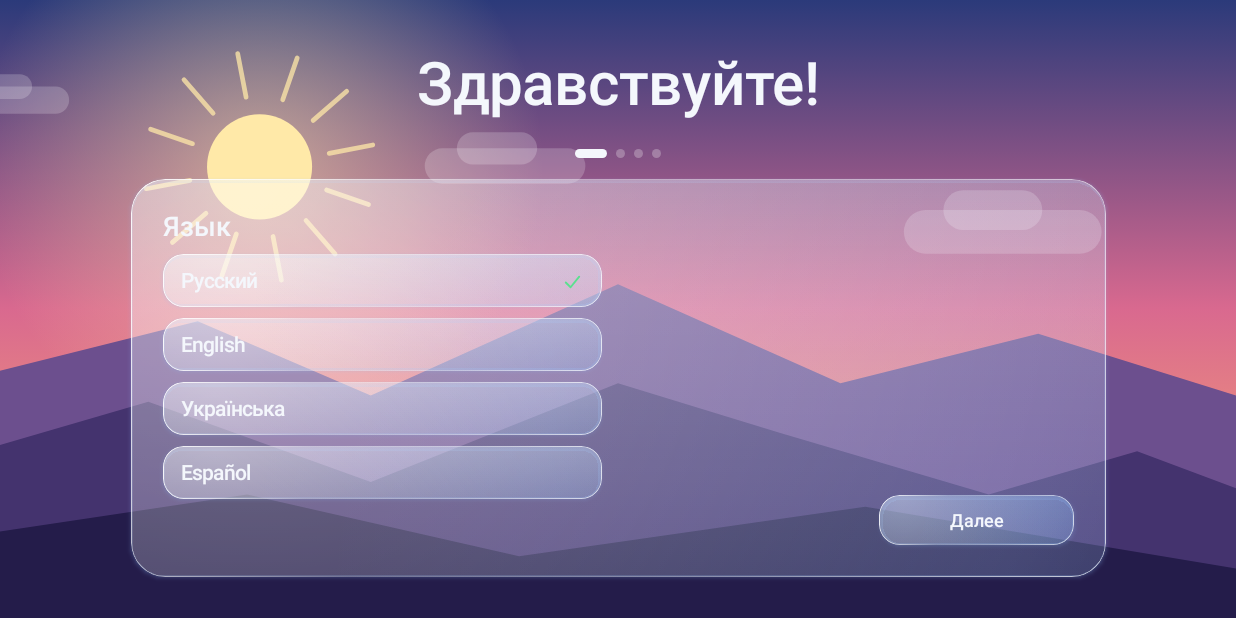
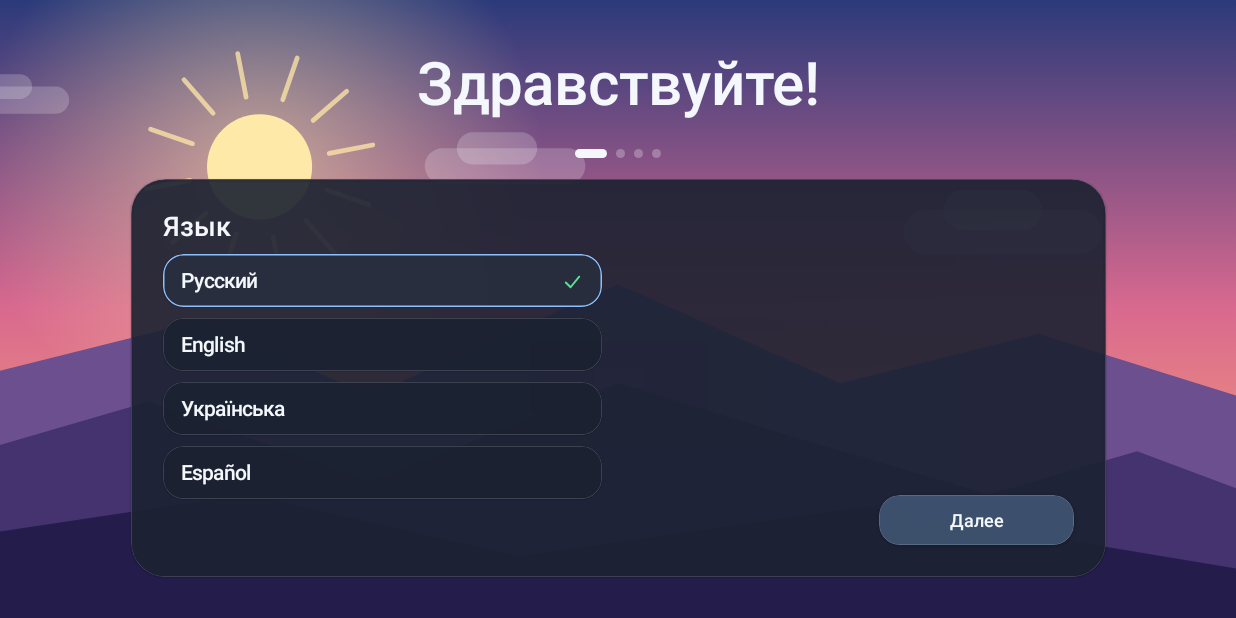
Before and after one commit to 43l0v3k/tv_launcher, an Android app built with Jetpack Compose: the screen it shows after launch (MainActivity), on a phone screen of 824 x 412 dp (held sideways). Run offline under Robolectric (Android 15) with nearby library versions, the phone set to English and light mode, and no system bars.

```diff
--- a/app/src/main/java/ru/svoe/tv/Data.kt
+++ b/app/src/main/java/ru/svoe/tv/Data.kt
@@ -41,6 +41,13 @@ class Prefs(ctx: Context) {
     var playlistUrl: String
         get() = p.getString("playlist_url", "") ?: ""
         set(v) { p.edit().putString("playlist_url", v).apply() }
+
+    /** Обои: auto | morning | day | evening | night */
+    var wallpaper: String
+        get() = p.getString("wallpaper", "auto") ?: "auto"
+        set(v) { p.edit().putString("wallpaper", v).apply() }
+
+    fun resetPairCode() { p.edit().remove("pair_code").apply() }
 
     /** Стартовый набор закрепов уже выставлялся (чтобы не возвращать его после ручной очистки) */
     var autopinned: Boolean
--- a/app/src/main/java/ru/svoe/tv/MainActivity.kt
+++ b/app/src/main/java/ru/svoe/tv/MainActivity.kt
@@ -60,6 +60,7 @@ class MainActivity : ComponentActivity() {
         super.onCreate(savedInstanceState)
         prefs = Prefs(this)
         L.lang = prefs.lang
+        Look.wallpaper = prefs.wallpaper
         locked.value = prefs.hasPin && prefs.onboarded
         registerReceiver(screenOff, IntentFilter(Intent.ACTION_SCREEN_OFF))
 
@@ -142,12 +143,20 @@ fun Root(act: MainActivity, prefs: Prefs) {
             delay(60_000)
         }
     }
+    LaunchedEffect(Look.redo) { if (Look.redo > 0) onboarded = false }
     val locked = act.locked.value
+    val wpHour = when (Look.wallpaper) {
+        "morning" -> 8
+        "day" -> 13
+        "evening" -> 19
+        "night" -> 23
+        else -> hour
+    }
 
     BoxWithConstraints(Modifier.fillMaxSize().background(Color.Black)) {
         val scale = min(maxWidth.value / 960f, maxHeight.value / 540f).coerceIn(0.5f, 4f)
         CompositionLocalProvider(LocalScale provides scale) {
-            Wallpaper(hour)
+            Wallpaper(wpHour)
             val stage = when {
                 !onboarded -> 0
                 locked -> 1
--- a/app/src/main/java/ru/svoe/tv/Onboarding.kt
+++ b/app/src/main/java/ru/svoe/tv/Onboarding.kt
@@ -62,7 +62,7 @@ import java.util.Locale
 /** Ссылка на APK приложения для телефона (его собирает тот же GitHub Actions). */
 const val PHONE_APK_URL = "https://github.com/43l0v3k/tv_launcher/releases/download/latest/svoe-phone.apk"
 
-private fun requestDiscoverable(ctx: Context) {
+fun requestDiscoverable(ctx: Context) {
     runCatching {
         ctx.startActivity(
             Intent(BluetoothAdapter.ACTION_REQUEST_DISCOVERABLE)
--- a/app/src/main/java/ru/svoe/tv/Overlays.kt
+++ b/app/src/main/java/ru/svoe/tv/Overlays.kt
@@ -532,14 +532,14 @@ fun VolumeSlider() {
 }
 
 @Composable
-fun ControlPanel(act: MainActivity, onClose: () -> Unit, onLock: () -> Unit) {
+fun ControlPanel(act: MainActivity, onClose: () -> Unit, onLock: () -> Unit, onSettings: () -> Unit) {
     fun sys(action: String): () -> Unit = { act.open(Intent(action)); onClose() }
     val tiles: List<Triple<String, String, () -> Unit>> = listOf(
         Triple("wifi", "Wi-Fi", sys(android.provider.Settings.ACTION_WIFI_SETTINGS)),
         Triple("bt", "Bluetooth", sys(android.provider.Settings.ACTION_BLUETOOTH_SETTINGS)),
         Triple("tv", tr("qs_display"), sys(android.provider.Settings.ACTION_DISPLAY_SETTINGS)),
         Triple("sound", tr("qs_sound"), sys(android.provider.Settings.ACTION_SOUND_SETTINGS)),
-        Triple("gear", tr("qs_settings"), sys(android.provider.Settings.ACTION_SETTINGS)),
+        Triple("gear", tr("qs_settings"), { onClose(); onSettings() }),
         Triple("lock", tr("qs_lock"), { onClose(); onLock() }),
     )
     Overlay(onClose, align = Alignment.TopEnd, scrim = 0.35f, origin = TransformOrigin(1f, 0f)) {
--- a/app/src/main/java/ru/svoe/tv/Strings.kt
+++ b/app/src/main/java/ru/svoe/tv/Strings.kt
@@ -84,6 +84,28 @@ private val S: Map<String, List<String>> = mapOf(
     "city_fail" to listOf("Город не найден", "City not found", "Місто не знайдено", "Ciudad no encontrada"),
     "save" to listOf("Сохранить", "Save", "Зберегти", "Guardar"),
     "back" to listOf("Назад", "Back", "Назад", "Atrás"),
+    "set_phone" to listOf("Телефон", "Phone", "Телефон", "Teléfono"),
+    "phone_relink_hint" to listOf("Отсканируй QR в приложении на телефоне или введи код", "Scan the QR in the phone app or enter the code", "Скануй QR у застосунку на телефоні або введи код", "Escanea el QR en la app del teléfono o introduce el código"),
+    "phone_visible" to listOf("Сделать ТВ видимым по Bluetooth", "Make TV visible over Bluetooth", "Зробити ТБ видимим по Bluetooth", "Hacer visible el TV por Bluetooth"),
+    "phone_newcode" to listOf("Новый код привязки", "New pairing code", "Новий код прив'язки", "Nuevo código de vinculación"),
+    "set_look" to listOf("Оформление", "Appearance", "Оформлення", "Apariencia"),
+    "wp_auto" to listOf("Авто: по времени суток", "Auto: by time of day", "Авто: за часом доби", "Auto: según la hora"),
+    "wp_morning" to listOf("Утро", "Morning", "Ранок", "Mañana"),
+    "wp_day" to listOf("День", "Day", "День", "Día"),
+    "wp_evening" to listOf("Вечер", "Evening", "Вечір", "Tarde"),
+    "wp_night" to listOf("Ночь", "Night", "Ніч", "Noche"),
+    "lock_on" to listOf("Пароль включён", "Password is on", "Пароль увімкнено", "Contraseña activada"),
+    "lock_off" to listOf("Пароль не задан", "No password set", "Пароль не задано", "Sin contraseña"),
+    "lock_change" to listOf("Изменить пароль", "Change password", "Змінити пароль", "Cambiar contraseña"),
+    "lock_remove" to listOf("Убрать пароль", "Remove password", "Прибрати пароль", "Quitar contraseña"),
+    "lock_enable" to listOf("Включить пароль", "Turn on password", "Увімкнути пароль", "Activar contraseña"),
+    "lock_now" to listOf("Заблокировать сейчас", "Lock now", "Заблокувати зараз", "Bloquear ahora"),
+    "set_system" to listOf("Система", "System", "Система", "Sistema"),
+    "sys_apps" to listOf("Приложения Android", "Android apps", "Застосунки Android", "Apps de Android"),
+    "sys_home" to listOf("Домашний экран по умолчанию", "Default home screen", "Головний екран за замовчуванням", "Pantalla de inicio predeterminada"),
+    "sys_all" to listOf("Все настройки Android", "All Android settings", "Усі налаштування Android", "Todos los ajustes de Android"),
+    "set_about" to listOf("О программе", "About", "Про програму", "Acerca de"),
+    "redo_setup" to listOf("Пройти первичную настройку заново", "Run first-time setup again", "Пройти початкове налаштування знову", "Repetir la configuración inicial"),
     "weather" to listOf("Погода", "Weather", "Погода", "Clima"),
     "web_search" to listOf("Искать в интернете", "Search the web", "Шукати в інтернеті", "Buscar en la web"),
     "from_tv" to listOf("Данные с телевизора", "Data from the TV", "Дані з телевізора", "Datos del televisor"),
--- a/app/src/main/java/ru/svoe/tv/Ui.kt
+++ b/app/src/main/java/ru/svoe/tv/Ui.kt
@@ -132,84 +132,28 @@ fun Modifier.enter(index: Int, key: Any? = null): Modifier {
     }
 }
 
-// ---------------------------------------------------------------- Liquid glass
+// ---------------------------------------------------------------- Плоские карточки
+
+private val CardBase = Color(0xE61B2231)
+
+/** Обычная тёмная карточка без стекла: заливка, тонкая рамка, при фокусе светлее и с белой рамкой. */
+fun Modifier.flatSurface(shape: Shape, glow: Float, selected: Boolean = false, tint: Color = Color.White): Modifier =
+    drawBehind {
+        val outline = shape.createOutline(size, layoutDirection, this)
+        val base = if (tint == Color.White) CardBase else androidx.compose.ui.graphics.lerp(CardBase, tint, 0.35f)
+        val lift = 0.10f * glow + (if (selected) 0.07f else 0f)
+        drawOutline(outline, androidx.compose.ui.graphics.lerp(base, Color.White, lift))
+        val ring = when {
+            glow > 0f -> Color.White.copy(alpha = glow)
+            selected -> Accent
+            else -> Color(0x33FFFFFF)
+        }
+        drawOutline(outline, ring, style = Stroke(width = (if (glow > 0f || selected) 2.dp else 1.dp).toPx()))
+    }
 
 /**
- * «Жидкое стекло»: полупрозрачная заливка, блик в углу, яркая кромка-градиент.
- * Настоящего размытия фона нет (на Android 11 его нельзя сделать), поэтому стекло имитируется слоями.
- */
-fun Modifier.glassSurface(shape: Shape, glow: Float, selected: Boolean = false, tint: Color = Color.White): Modifier =
-    drawBehind {
-        val outline = shape.createOutline(size, layoutDirection, this)
-        val sel = if (selected) 0.12f else 0f
-        drawOutline(
-            outline,
-            Brush.verticalGradient(
-                listOf(tint.copy(alpha = 0.24f + 0.12f * glow + sel), tint.copy(alpha = 0.07f + 0.09f * glow + sel)),
-            ),
-        )
-        // блик
-        drawOutline(
-            outline,
-            Brush.radialGradient(
-                listOf(Color.White.copy(alpha = 0.30f + 0.12f * glow), Color.Transparent),
-                center = Offset(size.width * 0.12f, 0f),
-                radius = size.maxDimension * 0.95f,
-            ),
-        )
-        // нижний отсвет
-        drawOutline(
-            outline,
-            Brush.radialGradient(
-                listOf(Accent.copy(alpha = 0.16f + 0.14f * glow), Color.Transparent),
-                center = Offset(size.width * 0.9f, size.height),
-                radius = size.maxDimension * 0.7f,
-            ),
-        )
-        // кромка
-        drawOutline(
-            outline,
-            Brush.linearGradient(
-                listOf(
-                    Color.White.copy(alpha = 0.90f),
-                    Color.White.copy(alpha = 0.10f),
-                    Color.White.copy(alpha = 0.30f),
-                    Color.White.copy(alpha = 0.70f),
-                ),
-                start = Offset.Zero,
-                end = Offset(size.width, size.height),
-            ),
-            style = Stroke(width = 1.3.dp.toPx() + 1.3.dp.toPx() * glow),
-        )
-    }
-
-/** Бегущий блик по сфокусированной карточке. */
-@Composable
-fun BoxScope.Shine() {
-    val tr = rememberInfiniteTransition(label = "shine")
-    val x by tr.animateFloat(
-        initialValue = -0.5f,
-        targetValue = 1.5f,
-        animationSpec = infiniteRepeatable(tween(1700, delayMillis = 500, easing = LinearEasing)),
-        label = "x",
-    )
-    Canvas(Modifier.matchParentSize()) {
-        val w = size.width
-        val band = w * 0.45f
-        val cx = w * x
-        drawRect(
-            Brush.linearGradient(
-                listOf(Color.Transparent, Color.White.copy(alpha = 0.30f), Color.Transparent),
-                start = Offset(cx - band, 0f),
-                end = Offset(cx + band, size.height * 0.7f),
-            ),
-        )
-    }
-}
-
-/**
- * Основная карточка лаунчера. Без onClick — просто стеклянная панель, с onClick — фокусируется с пульта.
- * При фокусе: пружинное увеличение, свечение, бегущий блик.
+ * Основная карточка лаунчера. Без onClick — просто панель, с onClick — фокусируется с пульта.
+ * При фокусе: пружинное увеличение и белая рамка.
  */
 @OptIn(ExperimentalFoundationApi::class)
 @Composable
@@ -223,6 +167,7 @@ fun GlassCard(
     focusScale: Float = 1.07f,
     tint: Color = Color.White,
     contentAlignment: Alignment = Alignment.Center,
+    onFocus: ((Boolean) -> Unit)? = null,
     content: @Composable BoxScope.() -> Unit,
 ) {
     var focused by remember { mutableStateOf(false) }
@@ -238,19 +183,18 @@ fun GlassCard(
     var m = modifier
         .zIndex(if (focused) 1f else 0f)
         .graphicsLayer { scaleX = scale; scaleY = scale }
-        .shadow(d(2 + 16 * glow), shape, ambientColor = Accent, spotColor = Accent)
+        .shadow(d(1 + 6 * glow), shape)
         .clip(shape)
-        .glassSurface(shape, glow, selected, tint)
+        .flatSurface(shape, glow, selected, tint)
     val interactive = LocalInteractive.current
     if (onClick != null) {
         m = m.focusProperties { canFocus = interactive }
             .focusRequester(fr)
-            .onFocusChanged { focused = it.isFocused }
+            .onFocusChanged { focused = it.isFocused; onFocus?.invoke(it.isFocused) }
             .combinedClickable(enabled = interactive, onClick = onClick, onLongClick = onLongClick)
     }
     Box(m, contentAlignment = contentAlignment) {
         content()
-        if (focused) Shine()
     }
 }
 
```
Also changed, not shown: app/src/main/java/ru/svoe/tv/Home.kt (+39 -10 lines), app/src/main/java/ru/svoe/tv/Settings.kt (added, +250 -0 lines).
